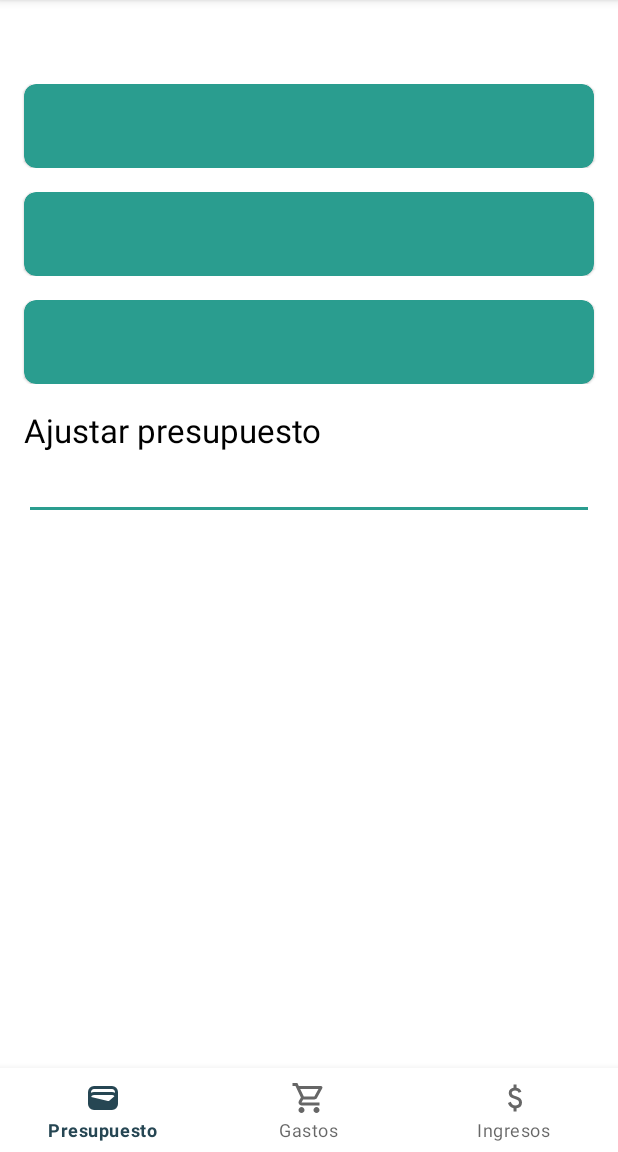
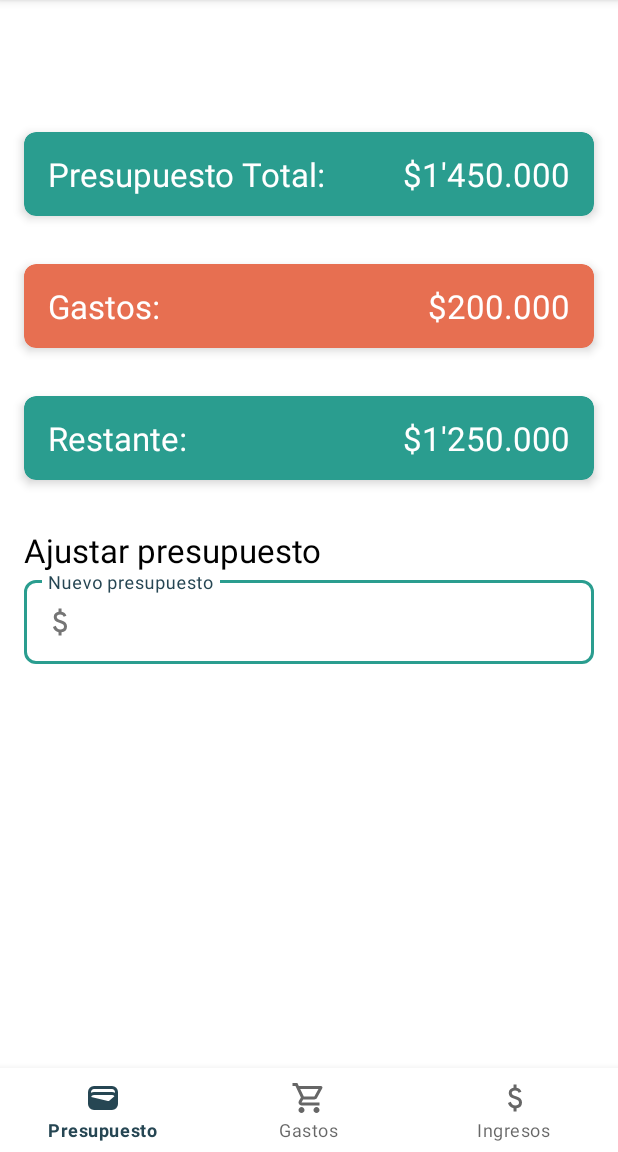
Before and after one commit to JohannRojas/family-budget, an Android app: the screen it shows after launch (MainActivity), on a phone screen of 412 x 824 dp, the part 84-1236 px from its top. Run offline under Robolectric (Android 15) with nearby library versions, the phone set to English and light mode, and no system bars; our stand-ins replace navigation-ui.

Commit message:
feat(card): create custom card & input budget

```diff
--- /dev/null
+++ b/app/src/main/java/com/example/familybudget/ui/CustomCard/CustomcardView.kt
@@ -0,0 +1,50 @@
+package com.example.familybudget.ui.CustomCard
+
+import com.example.familybudget.R
+
+import android.content.Context
+import android.util.AttributeSet
+import android.view.LayoutInflater
+import android.widget.TextView
+import com.google.android.material.card.MaterialCardView
+
+class CustomCardView @JvmOverloads constructor(
+    context: Context,
+    attrs: AttributeSet? = null,
+    defStyleAttr: Int = com.google.android.material.R.attr.materialCardViewStyle
+) : MaterialCardView(context, attrs, defStyleAttr) {
+
+    private val labelTextView: TextView
+    private val valueTextView: TextView
+
+    init {
+        // Infla el layout personalizado
+        val view = LayoutInflater.from(context).inflate(R.layout.custom_card, this, true)
+        labelTextView = view.findViewById(R.id.Cardlabel)
+        valueTextView = view.findViewById(R.id.Cardvalue)
+
+        val cardCornerRadius = context.resources.getDimension(R.dimen.card_corner_radius)
+        radius = cardCornerRadius.toFloat()
+        elevation = context.resources.getDimension(R.dimen.card_elevation)
+
+        // Obtiene los atributos personalizados
+        val attributes = context.obtainStyledAttributes(attrs, R.styleable.CustomCardView)
+        try {
+            val backgroundColor = attributes.getColor(
+                R.styleable.CustomCardView_cardBackgroundColor,
+                context.getColor(R.color.primary)
+            )
+            val labelText = attributes.getString(R.styleable.CustomCardView_cardLabelText) ?: ""
+            val valueText = attributes.getString(R.styleable.CustomCardView_cardValueText) ?: ""
+
+
+
+            // Aplica los atributos
+            setCardBackgroundColor(backgroundColor)
+            labelTextView.text = labelText
+            valueTextView.text = valueText
+        } finally {
+            attributes.recycle()
+        }
+    }
+}
--- a/app/src/main/res/layout/custom_card.xml
+++ b/app/src/main/res/layout/custom_card.xml
@@ -1,25 +1,33 @@
 <?xml version="1.0" encoding="utf-8"?>
-<androidx.constraintlayout.widget.ConstraintLayout xmlns:android="http://schemas.android.com/apk/res/android"
+<androidx.constraintlayout.widget.ConstraintLayout
+    xmlns:android="http://schemas.android.com/apk/res/android"
+    xmlns:app="http://schemas.android.com/apk/res-auto"
     android:layout_width="match_parent"
-    android:layout_height="match_parent"
-    xmlns:app="http://schemas.android.com/apk/res-auto">
+    android:layout_height="wrap_content">
 
-    <com.google.android.material.card.MaterialCardView
-        android:id="@+id/custom_card"
-        app:cardCornerRadius="8dp"
+    <TextView
+        android:id="@+id/Cardlabel"
         android:layout_width="match_parent"
         android:layout_height="wrap_content"
-        android:layout_marginHorizontal="16dp"
+        android:textSize="22sp"
+        android:layout_marginVertical="@dimen/activity_horizontal_margin"
+        android:layout_marginStart="16dp"
+        android:textColor="@color/white"
+        app:layout_constraintStart_toStartOf="parent"
+        app:layout_constraintEnd_toStartOf="@+id/Cardvalue"
         app:layout_constraintTop_toTopOf="parent"
-        android:background="@color/primary"
-        android:minHeight="?attr/actionBarSize"
-        android:theme="?attr/actionBarTheme"
-        android:elevation="4dp"
-        android:layout_marginTop="0dp"
-        android:layout_marginBottom="0dp"
-        app:cardBackgroundColor="@color/secondary"
-        />
+        app:layout_constraintBottom_toBottomOf="parent" />
 
-
-
+    <TextView
+        android:id="@+id/Cardvalue"
+        android:layout_width="match_parent"
+        android:layout_height="wrap_content"
+        android:textAlignment="textEnd"
+        android:layout_marginVertical="@dimen/activity_horizontal_margin"
+        android:layout_marginEnd="16dp"
+        android:textColor="@color/white"
+        android:textSize="22sp"
+        app:layout_constraintStart_toEndOf="@id/Cardlabel"
+        app:layout_constraintEnd_toEndOf="parent"
+        app:layout_constraintBaseline_toBaselineOf="@id/Cardlabel"/>
 </androidx.constraintlayout.widget.ConstraintLayout>
--- a/app/src/main/res/layout/fragment_budget.xml
+++ b/app/src/main/res/layout/fragment_budget.xml
@@ -7,49 +7,79 @@
     tools:context=".ui.bills.BillsFragment">
 
 
-    <include
+    <com.example.familybudget.ui.CustomCard.CustomCardView
         android:id="@+id/totalBudgetCard"
-        layout="@layout/custom_card"
         android:layout_width="match_parent"
-        android:layout_height="wrap_content"
+        android:layout_height="56dp"
+        android:layout_marginHorizontal="16dp"
+        android:layout_marginTop="32dp"
+        app:cardBackgroundColor="@color/secondary"
+        app:cardLabelText="Presupuesto Total:"
+        app:cardValueText="$1'450.000"
         app:layout_constraintTop_toTopOf="parent" />
 
-    <include
+    <com.example.familybudget.ui.CustomCard.CustomCardView
         android:id="@+id/billsCard"
-        layout="@layout/custom_card"
         android:layout_width="match_parent"
-        android:layout_height="wrap_content"
-        style="@style/Theme.FamilyBudget"
-        android:layout_marginTop="16dp"
+        android:layout_height="56dp"
+        android:layout_marginHorizontal="16dp"
+        android:layout_marginTop="32dp"
+        app:cardBackgroundColor="@color/alert"
+        app:cardLabelText="Gastos:"
+        app:cardValueText="$200.000"
         app:layout_constraintTop_toBottomOf="@id/totalBudgetCard" />
 
-    <include
+    <com.example.familybudget.ui.CustomCard.CustomCardView
         android:id="@+id/remainingCard"
-        layout="@layout/custom_card"
         android:layout_width="match_parent"
-        android:layout_height="wrap_content"
-        android:layout_marginTop="16dp"
+        android:layout_height="56dp"
+        android:layout_marginHorizontal="16dp"
+        android:layout_marginTop="32dp"
+        app:cardBackgroundColor="@color/secondary"
+        app:cardLabelText="Restante:"
+        app:cardValueText="$1'250.000"
         app:layout_constraintTop_toBottomOf="@id/billsCard" />
 
     <TextView
         android:id="@+id/labelBudgetInput"
-        android:layout_width="wrap_content"
+        android:layout_width="match_parent"
         android:layout_height="wrap_content"
+        android:layout_marginHorizontal="16dp"
         android:text="Ajustar presupuesto"
         android:textColor="@color/black"
         android:textSize="22sp"
-        android:layout_marginTop="16dp"
-        android:layout_marginHorizontal="16dp"
-        app:layout_constraintLeft_toLeftOf="parent"
+        android:layout_marginTop="32dp"
         app:layout_constraintTop_toBottomOf="@+id/remainingCard" />
 
-    <com.google.android.material.textfield.TextInputEditText
+    <com.google.android.material.textfield.TextInputLayout
+        android:id="@+id/OutlinedTextInputLayout"
         android:layout_width="match_parent"
         android:layout_height="wrap_content"
-        app:layout_constraintTop_toBottomOf="@+id/labelBudgetInput"
         android:layout_marginHorizontal="16dp"
-        android:id="@+id/inputBudget"
+        android:hint="Nuevo presupuesto"
+        app:boxBackgroundColor="@color/white"
+        app:boxBackgroundMode="outline"
+        app:boxCornerRadiusBottomEnd="8dp"
+        app:boxCornerRadiusBottomStart="8dp"
+        app:boxCornerRadiusTopEnd="8dp"
+        app:boxCornerRadiusTopStart="8dp"
+        app:boxStrokeColor="@color/secondary"
+        app:boxStrokeWidth="1dp"
+        app:counterMaxLength="10"
+        app:endIconMode="clear_text"
+        app:errorEnabled="true"
+        app:hintEnabled="true"
+        app:layout_constraintTop_toBottomOf="@id/labelBudgetInput"
+        app:startIconDrawable="@drawable/ic_attach_money_24dp">
 
-        />
+
+        <com.google.android.material.textfield.TextInputEditText
+            android:id="@+id/inputBudget"
+            android:layout_width="match_parent"
+            android:layout_height="wrap_content"
+            android:inputType="numberDecimal" />
+
+    </com.google.android.material.textfield.TextInputLayout>
+
 
 </androidx.constraintlayout.widget.ConstraintLayout>
--- /dev/null
+++ b/app/src/main/res/values/attrs.xml
@@ -0,0 +1,8 @@
+<?xml version="1.0" encoding="utf-8"?>
+<resources>
+    <declare-styleable name="CustomCardView">
+        <attr name="cardBackgroundColor" format="color" />
+        <attr name="cardLabelText" format="string" />
+        <attr name="cardValueText" format="string" />
+    </declare-styleable>
+</resources>
--- a/app/src/main/res/values/dimens.xml
+++ b/app/src/main/res/values/dimens.xml
@@ -2,4 +2,6 @@
     <!-- Default screen margins, per the Android Design guidelines. -->
     <dimen name="activity_horizontal_margin">16dp</dimen>
     <dimen name="activity_vertical_margin">16dp</dimen>
+    <dimen name="card_corner_radius">8dp</dimen>
+    <dimen name="card_elevation">4dp</dimen>
 </resources>
```
